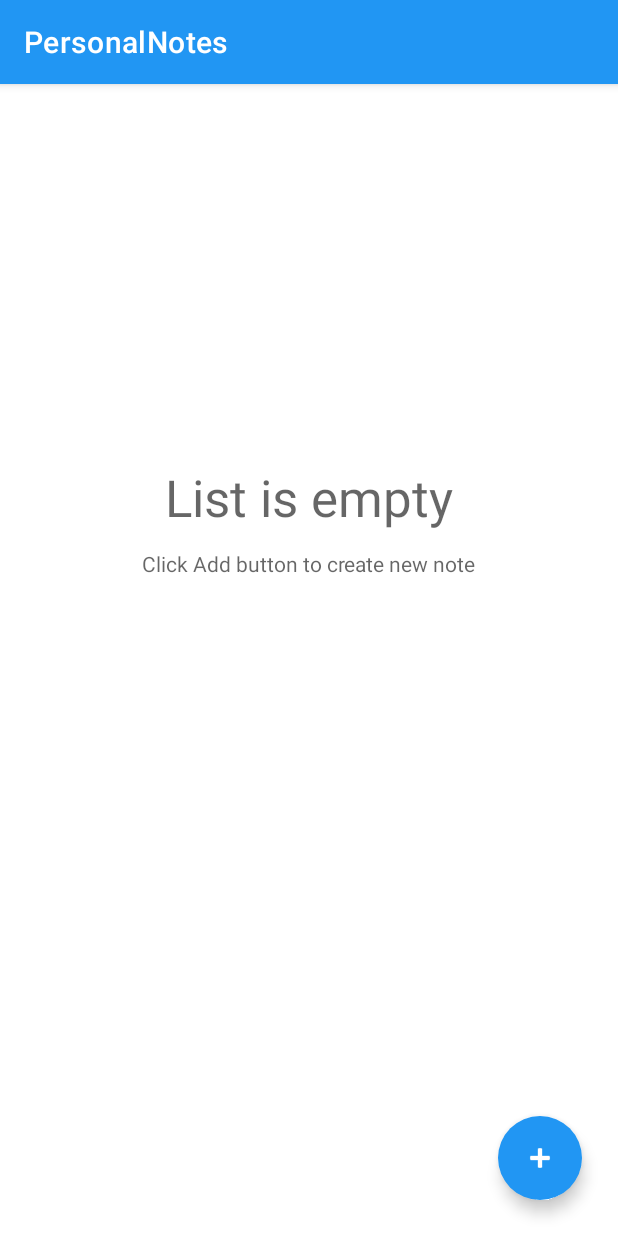
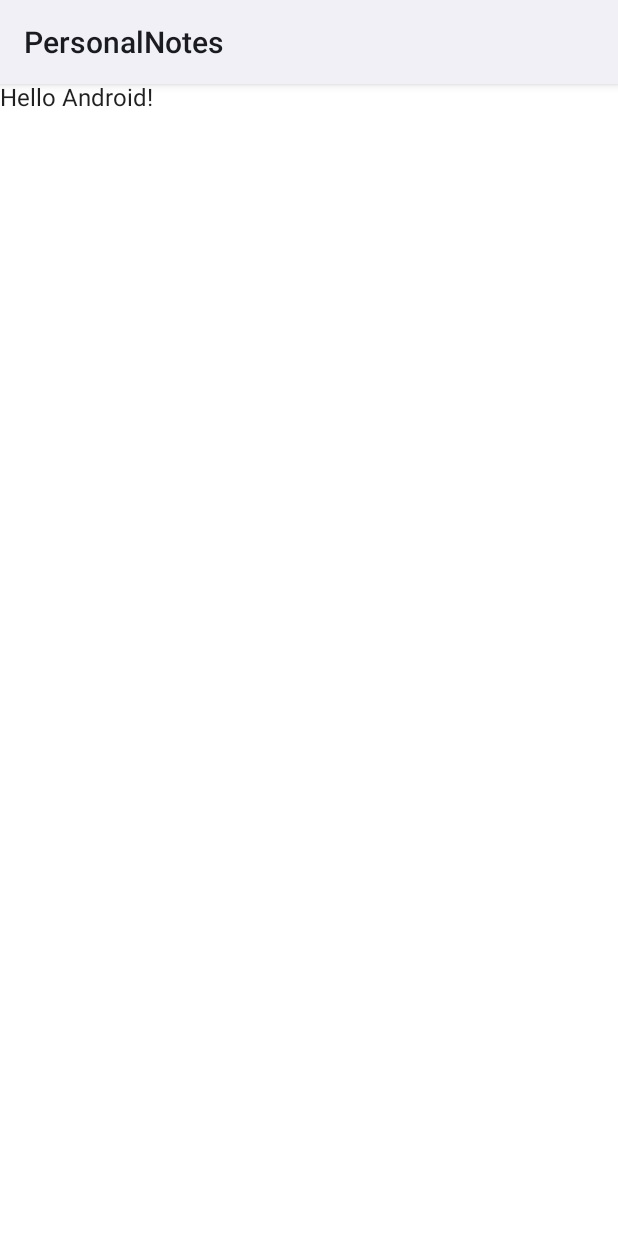
Before and after one commit to dev-dominionsoftware/personal_notes, an Android app built with Jetpack Compose: the screen it shows after launch (PersonalNotesMainActivity before the commit, ExerciseComposeActivity after it), on a phone screen of 412 x 824 dp. Run offline under Robolectric (Android 15) with nearby library versions, the phone set to English and light mode, and no system bars; our stand-ins replace Dagger/Hilt's generated code, Timber.

Commit message:
Added Jetpack compose stuff. Run compose activity

```diff
--- a/app/src/main/AndroidManifest.xml
+++ b/app/src/main/AndroidManifest.xml
@@ -14,8 +14,9 @@
         android:supportsRtl="true"
         tools:targetApi="31">
         <activity
-            android:name=".ui.PersonalNotesMainActivity"
+            android:name=".ui.noteslist.compose.ExerciseComposeActivity"
             android:exported="true"
+            android:label="@string/generalAppName"
             android:theme="@style/Theme.App.Starting">
             <intent-filter>
                 <action android:name="android.intent.action.MAIN" />
--- /dev/null
+++ b/app/src/main/java/com/mksoftware101/personalnotes/ui/noteslist/compose/ExerciseComposeActivity.kt
@@ -0,0 +1,43 @@
+package com.mksoftware101.personalnotes.ui.noteslist.compose
+
+import android.os.Bundle
+import androidx.activity.ComponentActivity
+import androidx.activity.compose.setContent
+import androidx.compose.foundation.layout.fillMaxSize
+import androidx.compose.material.MaterialTheme
+import androidx.compose.material.Surface
+import androidx.compose.material.Text
+import androidx.compose.runtime.Composable
+import androidx.compose.ui.Modifier
+import androidx.compose.ui.tooling.preview.Preview
+import com.mksoftware101.personalnotes.ui.noteslist.compose.ui.theme.PersonalNotesTheme
+
+class ExerciseComposeActivity : ComponentActivity() {
+    override fun onCreate(savedInstanceState: Bundle?) {
+        super.onCreate(savedInstanceState)
+        setContent {
+            PersonalNotesTheme {
+                // A surface container using the 'background' color from the theme
+                Surface(
+                    modifier = Modifier.fillMaxSize(),
+                    color = MaterialTheme.colors.background
+                ) {
+                    Greeting("Android")
+                }
+            }
+        }
+    }
+}
+
+@Composable
+fun Greeting(name: String) {
+    Text(text = "Hello $name!")
+}
+
+@Preview(showBackground = true)
+@Composable
+fun DefaultPreview() {
+    PersonalNotesTheme {
+        Greeting("Android")
+    }
+}
--- /dev/null
+++ b/app/src/main/java/com/mksoftware101/personalnotes/ui/noteslist/compose/ui/theme/Color.kt
@@ -0,0 +1,8 @@
+package com.mksoftware101.personalnotes.ui.noteslist.compose.ui.theme
+
+import androidx.compose.ui.graphics.Color
+
+val Purple200 = Color(0xFFBB86FC)
+val Purple500 = Color(0xFF6200EE)
+val Purple700 = Color(0xFF3700B3)
+val Teal200 = Color(0xFF03DAC5)
--- /dev/null
+++ b/app/src/main/java/com/mksoftware101/personalnotes/ui/noteslist/compose/ui/theme/Shape.kt
@@ -0,0 +1,11 @@
+package com.mksoftware101.personalnotes.ui.noteslist.compose.ui.theme
+
+import androidx.compose.foundation.shape.RoundedCornerShape
+import androidx.compose.material.Shapes
+import androidx.compose.ui.unit.dp
+
+val Shapes = Shapes(
+    small = RoundedCornerShape(4.dp),
+    medium = RoundedCornerShape(4.dp),
+    large = RoundedCornerShape(0.dp)
+)
--- /dev/null
+++ b/app/src/main/java/com/mksoftware101/personalnotes/ui/noteslist/compose/ui/theme/Theme.kt
@@ -0,0 +1,47 @@
+package com.mksoftware101.personalnotes.ui.noteslist.compose.ui.theme
+
+import androidx.compose.foundation.isSystemInDarkTheme
+import androidx.compose.material.MaterialTheme
+import androidx.compose.material.darkColors
+import androidx.compose.material.lightColors
+import androidx.compose.runtime.Composable
+
+private val DarkColorPalette = darkColors(
+    primary = Purple200,
+    primaryVariant = Purple700,
+    secondary = Teal200
+)
+
+private val LightColorPalette = lightColors(
+    primary = Purple500,
+    primaryVariant = Purple700,
+    secondary = Teal200
+
+    /* Other default colors to override
+    background = Color.White,
+    surface = Color.White,
+    onPrimary = Color.White,
+    onSecondary = Color.Black,
+    onBackground = Color.Black,
+    onSurface = Color.Black,
+    */
+)
+
+@Composable
+fun PersonalNotesTheme(
+    darkTheme: Boolean = isSystemInDarkTheme(),
+    content: @Composable () -> Unit
+) {
+    val colors = if (darkTheme) {
+        DarkColorPalette
+    } else {
+        LightColorPalette
+    }
+
+    MaterialTheme(
+        colors = colors,
+        typography = Typography,
+        shapes = Shapes,
+        content = content
+    )
+}
--- /dev/null
+++ b/app/src/main/java/com/mksoftware101/personalnotes/ui/noteslist/compose/ui/theme/Type.kt
@@ -0,0 +1,28 @@
+package com.mksoftware101.personalnotes.ui.noteslist.compose.ui.theme
+
+import androidx.compose.material.Typography
+import androidx.compose.ui.text.TextStyle
+import androidx.compose.ui.text.font.FontFamily
+import androidx.compose.ui.text.font.FontWeight
+import androidx.compose.ui.unit.sp
+
+// Set of Material typography styles to start with
+val Typography = Typography(
+    body1 = TextStyle(
+        fontFamily = FontFamily.Default,
+        fontWeight = FontWeight.Normal,
+        fontSize = 16.sp
+    )
+    /* Other default text styles to override
+    button = TextStyle(
+        fontFamily = FontFamily.Default,
+        fontWeight = FontWeight.W500,
+        fontSize = 14.sp
+    ),
+    caption = TextStyle(
+        fontFamily = FontFamily.Default,
+        fontWeight = FontWeight.Normal,
+        fontSize = 12.sp
+    )
+    */
+)
--- a/app/src/main/res/values/strings.xml
+++ b/app/src/main/res/values/strings.xml
@@ -14,4 +14,5 @@
     <string name="noteDetailsDeleteNoteFailed">Delete note failed</string>
     <string name="notesListEmptyPrimary">List is empty</string>
     <string name="notesListEmptySecondary">Click Add button to create new note</string>
+    <string name="title_activity_exercise_copose">ExerciseCoposeActivity</string>
 </resources>
--- a/build.gradle
+++ b/build.gradle
@@ -11,7 +11,7 @@ buildscript {
 plugins {
     id 'com.android.application' version '7.2.1' apply false
     id 'com.android.library' version '7.2.1' apply false
-    id 'org.jetbrains.kotlin.android' version '1.6.10' apply false
+    id 'org.jetbrains.kotlin.android' version '1.7.10' apply false
 }
 
 task clean(type: Delete) {
--- a/buildSrc/src/main/java/ConfigData.kt
+++ b/buildSrc/src/main/java/ConfigData.kt
@@ -1,5 +1,5 @@
 object ConfigData {
-    const val compileSdkVersion = 31
+    const val compileSdkVersion = 32
     const val minSdkVersion = 26
     const val targetSdkVersion = 31
     const val versionCode = 1
--- a/buildSrc/src/main/java/Versions.kt
+++ b/buildSrc/src/main/java/Versions.kt
@@ -8,7 +8,7 @@ object Versions {
     const val constraintLayout = "2.1.4"
     const val timber = "4.7.1"
     const val firebaseBom = "30.3.0"
-    const val hilt = "2.38.1"
+    const val hilt = "2.42"
     const val room = "2.4.2"
     const val fragment = "1.4.1"
     const val coroutines = "1.6.1"
@@ -16,6 +16,10 @@ object Versions {
     const val navigation = "2.5.0"
     const val bindingCollectionAdapter = "4.0.0"
     const val swipeRefreshLayout = "1.1.0"
+    const val composeKotlinCompilerExtension = "1.3.0"
+    const val compose = "1.2.1"
+    const val activityCompose = "1.5.1"
+    const val viewModelCompose = "2.5.1"
 }
 
 object TestVersions {
```
Also changed, not shown: app/build.gradle.kts (+24 -0 lines), buildSrc/src/main/java/Dependencies.kt (+13 -0 lines), 1 other file.
